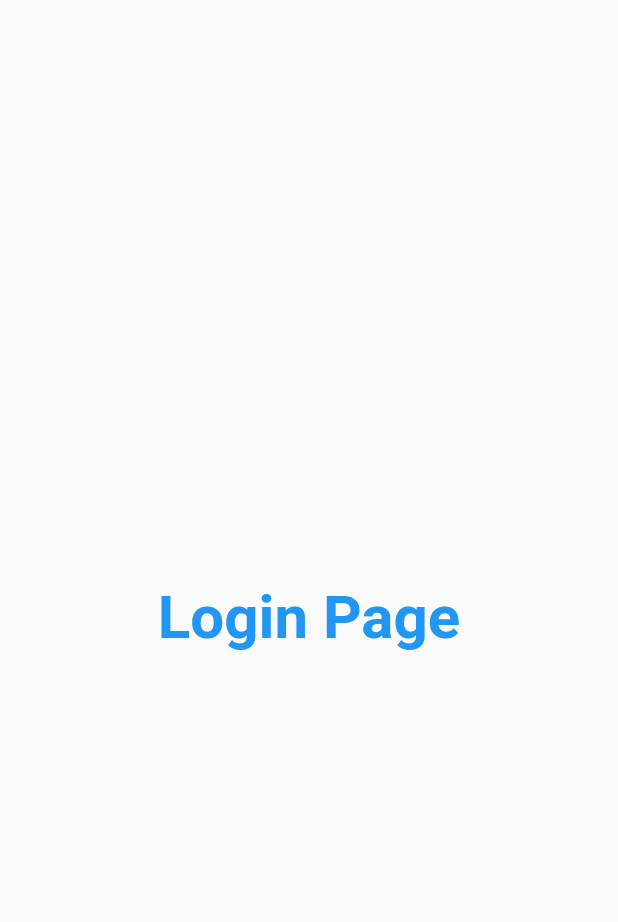
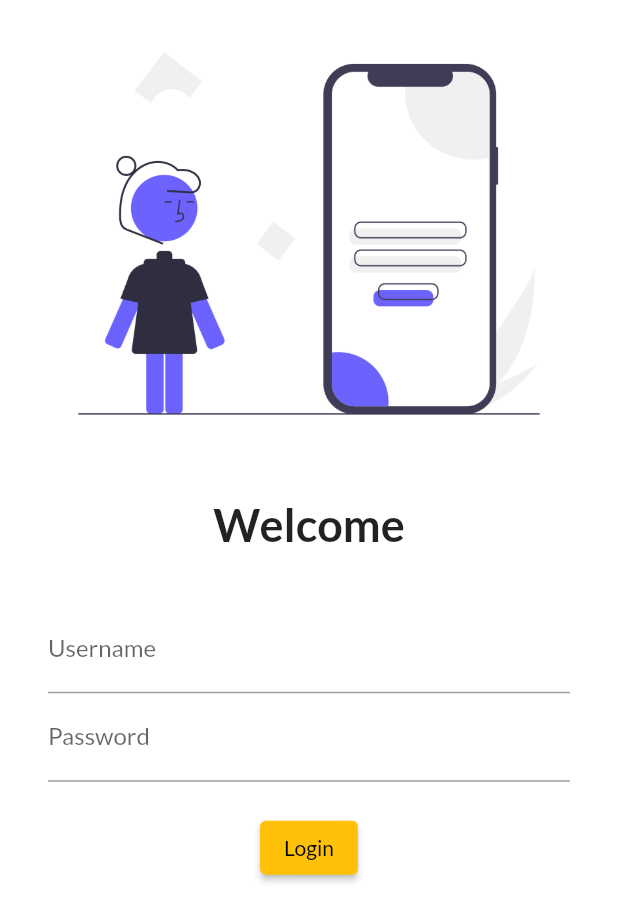
Before and after one commit to Harshitgoyal1402/flutter_catalog, a Flutter app: the screen it shows after launch, on a phone screen of 412 x 824 dp. Shown: the top 922 px of the screen. Run offline on Flutter 3.47's test engine with Material 2 defaults, Android fonts, the phone set to English and light mode, and no system bars; our stand-ins replace google_fonts.

Commit message:
day 4 completed

```diff
--- a/lib/main.dart
+++ b/lib/main.dart
@@ -1,6 +1,7 @@
 import 'package:flutter/material.dart';
 import 'package:flutter_catalog/pages/home_page.dart';
 import 'package:flutter_catalog/pages/login_page.dart';
+import 'package:google_fonts/google_fonts.dart';
 
 void main() {
   runApp(const MyApp());
@@ -13,8 +14,12 @@ class MyApp extends StatelessWidget {
   Widget build(BuildContext context) {
     return MaterialApp(
       themeMode: ThemeMode.light,
-      theme: ThemeData(primarySwatch: Colors.amber),
+      theme: ThemeData(
+          primarySwatch: Colors.amber,
+          fontFamily: GoogleFonts.lato().fontFamily,
+          primaryTextTheme: GoogleFonts.latoTextTheme()),
       darkTheme: ThemeData(brightness: Brightness.dark),
+      initialRoute: "/",
       routes: {
         "/": (context) => LoginPage(),
         "/home": (context) => HomePage(),
--- a/lib/pages/login_page.dart
+++ b/lib/pages/login_page.dart
@@ -5,14 +5,44 @@ class LoginPage extends StatelessWidget {
 
   @override
   Widget build(BuildContext context) {
-    return const Material(
-      child: Center(
-        child: Text(
-          "Login Page",
-          style: TextStyle(
-              fontSize: 40, fontWeight: FontWeight.bold, color: Colors.blue),
+    return Material(
+      color: Colors.white,
+      child: Column(children: [
+        Image.asset(
+          "assets/images/login_image.png",
+          fit: BoxFit.cover,
         ),
-      ),
+        const SizedBox(
+          height: 20,
+        ),
+        const Text(
+          "Welcome",
+          style: TextStyle(fontSize: 30, fontWeight: FontWeight.bold),
+        ),
+        const SizedBox(
+          height: 20,
+        ),
+        Padding(
+          padding: const EdgeInsets.symmetric(vertical: 16.0, horizontal: 32),
+          child: Column(
+            children: [
+              TextFormField(
+                decoration: const InputDecoration(
+                    labelText: "Username", hintText: "Enter your Username"),
+              ),
+              TextFormField(
+                obscureText: true,
+                decoration: const InputDecoration(
+                    labelText: "Password", hintText: "Enter your Password"),
+              ),
+              const SizedBox(
+                height: 20,
+              ),
+              ElevatedButton(onPressed: () {}, child: Text("Login"))
+            ],
+          ),
+        )
+      ]),
     );
   }
 }
--- a/pubspec.yaml
+++ b/pubspec.yaml
@@ -35,6 +35,7 @@ dependencies:
   # The following adds the Cupertino Icons font to your application.
   # Use with the CupertinoIcons class for iOS style icons.
   cupertino_icons: ^1.0.2
+  google_fonts: ^5.1.0
 
 dev_dependencies:
   flutter_test:
@@ -59,8 +60,8 @@ flutter:
   uses-material-design: true
 
   # To add assets to your application, add an assets section, like this:
-  # assets:
-  #   - images/a_dot_burr.jpeg
+  assets:
+      - assets/images/
   #   - images/a_dot_ham.jpeg
 
   # An image asset can refer to one or more resolution-specific "variants", see
```
Also changed, not shown: assets/images/login_image.png (added), pubspec.lock, 1 other file.
